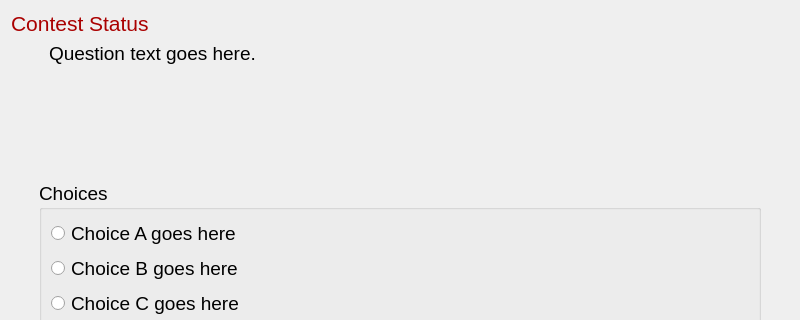
The window that src/client/elims.ui (trigger-happy/Cerberus) describes before a commit, drawn with Qt 5; both pictures show x 0 to 800 and y 0 to 320 of the 800 by 550 pixel window.
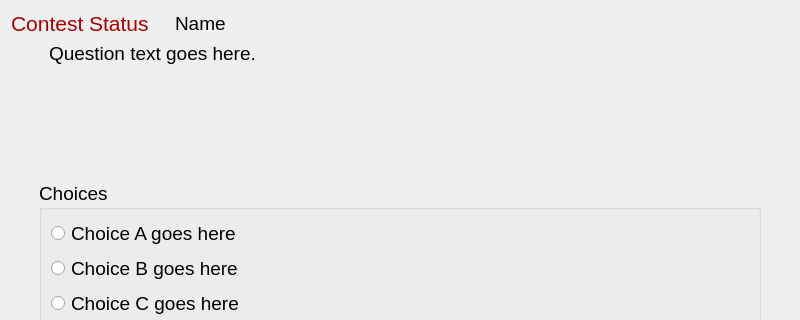
The same window after the commit.

Commit message: Dialogs now display username.

Patch:
```diff
--- a/src/client/elims.ui
+++ b/src/client/elims.ui
@@ -15,7 +15,15 @@
   </property>
   <layout class="QGridLayout" name="gridLayout">
    <item row="0" column="0">
+    <layout class="QHBoxLayout" name="horizontalLayout_4">
+     <item>
     <widget class="QLabel" name="status_lbl">
+       <property name="sizePolicy">
+        <sizepolicy hsizetype="Fixed" vsizetype="Preferred">
+         <horstretch>0</horstretch>
+         <verstretch>0</verstretch>
+        </sizepolicy>
+       </property>
      <property name="palette">
       <palette>
        <active>
@@ -90,7 +98,35 @@
      </property>
     </widget>
    </item>
-   <item row="0" column="1">
+     <item>
+      <spacer name="horizontalSpacer_4">
+       <property name="orientation">
+        <enum>Qt::Horizontal</enum>
+       </property>
+       <property name="sizeType">
+        <enum>QSizePolicy::Fixed</enum>
+       </property>
+       <property name="sizeHint" stdset="0">
+        <size>
+         <width>20</width>
+         <height>10</height>
+        </size>
+       </property>
+      </spacer>
+     </item>
+     <item>
+      <widget class="QLabel" name="name_lbl">
+       <property name="font">
+        <font>
+         <pointsize>14</pointsize>
+        </font>
+       </property>
+       <property name="text">
+        <string>Name</string>
+       </property>
+      </widget>
+     </item>
+     <item>
     <widget class="QLabel" name="time_lbl">
      <property name="sizePolicy">
       <sizepolicy hsizetype="Fixed" vsizetype="Preferred">
@@ -108,7 +144,9 @@
      </property>
     </widget>
    </item>
-   <item row="1" column="0" colspan="2">
+    </layout>
+   </item>
+   <item row="1" column="0">
     <layout class="QHBoxLayout" name="horizontalLayout_3">
      <item>
       <spacer name="horizontalSpacer_3">
@@ -143,7 +181,7 @@
      </item>
     </layout>
    </item>
-   <item row="2" column="0" colspan="2">
+   <item row="2" column="0">
     <spacer name="verticalSpacer_3">
      <property name="orientation">
       <enum>Qt::Vertical</enum>
@@ -250,7 +288,7 @@
      </item>
     </layout>
    </item>
-   <item row="4" column="0" colspan="2">
+   <item row="4" column="0">
     <spacer name="verticalSpacer_2">
      <property name="orientation">
       <enum>Qt::Vertical</enum>
```
Left out of the diff: 4 changed lines with no effect on the pictures. Lines whose indentation alone changed are shown as unchanged. The commit also changes 5 other files.
